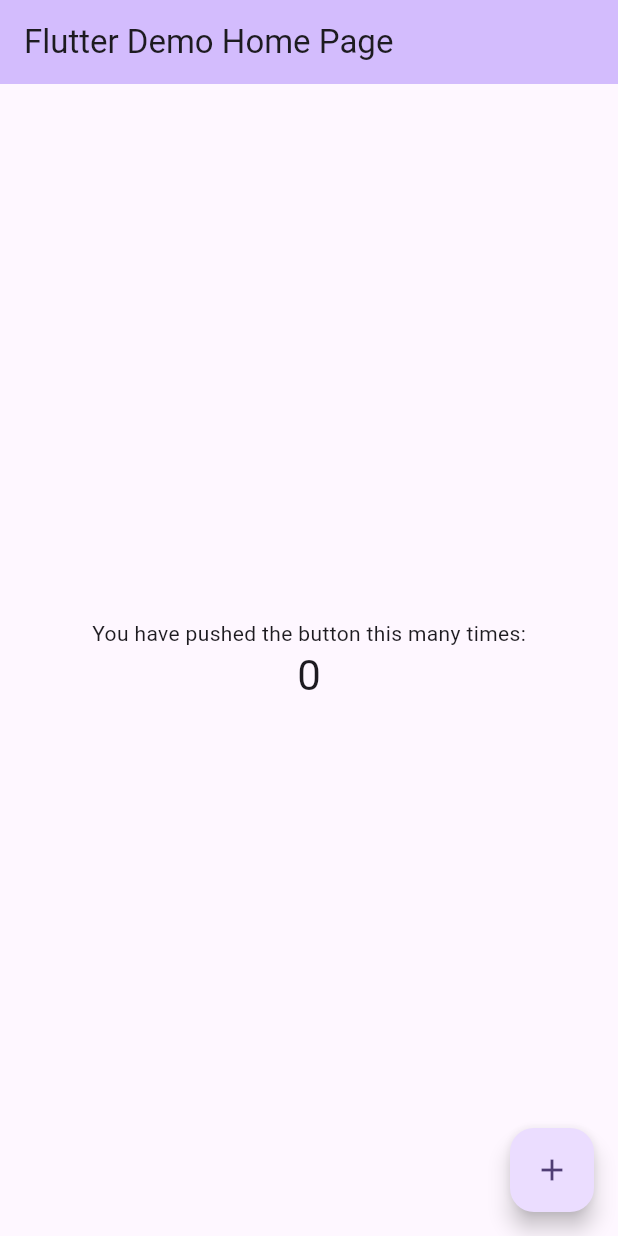
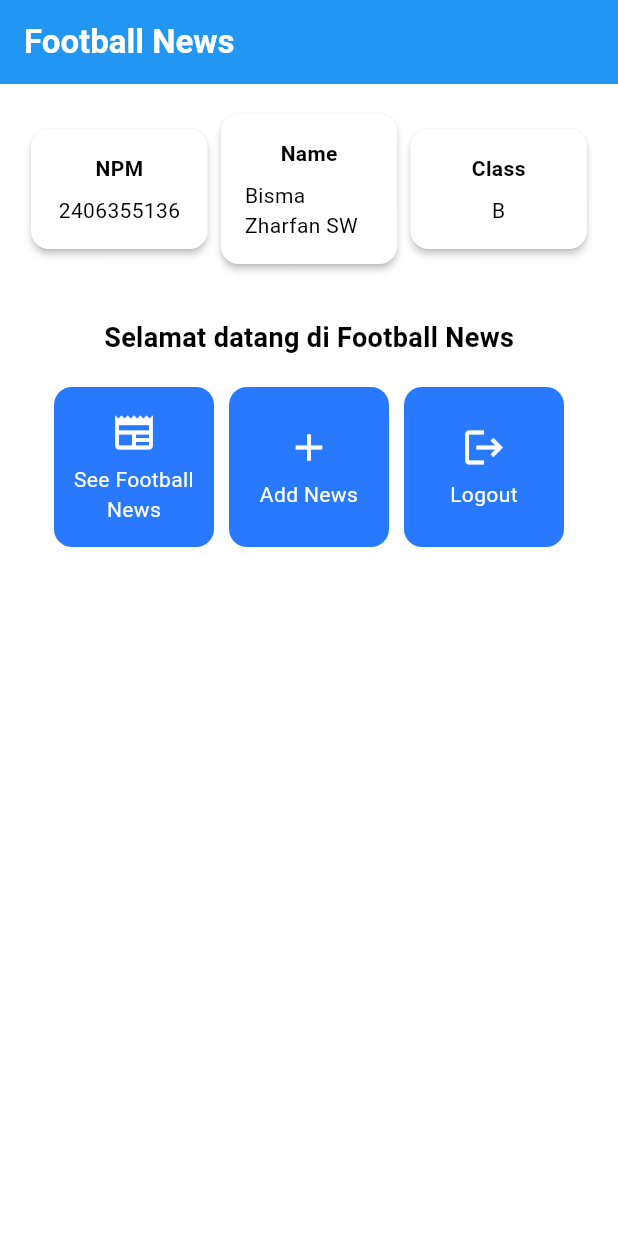
Before and after one commit to satriobismaa/football-news-mobile, a Flutter app: the screen it shows after launch, on a phone screen of 412 x 824 dp. Run offline on Flutter 3.47's test engine with Material 3 defaults, Android fonts, the phone set to English and light mode, and no system bars.

Commit message:
tutorial 6 selesai

```diff
--- a/lib/main.dart
+++ b/lib/main.dart
@@ -1,4 +1,5 @@
 import 'package:flutter/material.dart';
+import 'package:football_news/menu.dart';
 
 void main() {
   runApp(const MyApp());
@@ -28,95 +29,9 @@ class MyApp extends StatelessWidget {
         //
         // This works for code too, not just values: Most code changes can be
         // tested with just a hot reload.
-        colorScheme: ColorScheme.fromSeed(seedColor: Colors.deepPurple),
+         colorScheme: ColorScheme.fromSwatch(primarySwatch: Colors.blue).copyWith(secondary: Colors.blueAccent[400]),
       ),
-      home: const MyHomePage(title: 'Flutter Demo Home Page'),
+      home: MyHomePage(),
     );
   }
 }
-
-class MyHomePage extends StatefulWidget {
-  const MyHomePage({super.key, required this.title});
-
-  // This widget is the home page of your application. It is stateful, meaning
-  // that it has a State object (defined below) that contains fields that affect
-  // how it looks.
-
-  // This class is the configuration for the state. It holds the values (in this
-  // case the title) provided by the parent (in this case the App widget) and
-  // used by the build method of the State. Fields in a Widget subclass are
-  // always marked "final".
-
-  final String title;
-
-  @override
-  State<MyHomePage> createState() => _MyHomePageState();
-}
-
-class _MyHomePageState extends State<MyHomePage> {
-  int _counter = 0;
-
-  void _incrementCounter() {
-    setState(() {
-      // This call to setState tells the Flutter framework that something has
-      // changed in this State, which causes it to rerun the build method below
-      // so that the display can reflect the updated values. If we changed
-      // _counter without calling setState(), then the build method would not be
-      // called again, and so nothing would appear to happen.
-      _counter++;
-    });
-  }
-
-  @override
-  Widget build(BuildContext context) {
-    // This method is rerun every time setState is called, for instance as done
-    // by the _incrementCounter method above.
-    //
-    // The Flutter framework has been optimized to make rerunning build methods
-    // fast, so that you can just rebuild anything that needs updating rather
-    // than having to individually change instances of widgets.
-    return Scaffold(
-      appBar: AppBar(
-        // TRY THIS: Try changing the color here to a specific color (to
-        // Colors.amber, perhaps?) and trigger a hot reload to see the AppBar
-        // change color while the other colors stay the same.
-        backgroundColor: Theme.of(context).colorScheme.inversePrimary,
-        // Here we take the value from the MyHomePage object that was created by
-        // the App.build method, and use it to set our appbar title.
-        title: Text(widget.title),
-      ),
-      body: Center(
-        // Center is a layout widget. It takes a single child and positions it
-        // in the middle of the parent.
-        child: Column(
-          // Column is also a layout widget. It takes a list of children and
-          // arranges them vertically. By default, it sizes itself to fit its
-          // children horizontally, and tries to be as tall as its parent.
-          //
-          // Column has various properties to control how it sizes itself and
-          // how it positions its children. Here we use mainAxisAlignment to
-          // center the children vertically; the main axis here is the vertical
-          // axis because Columns are vertical (the cross axis would be
-          // horizontal).
-          //
-          // TRY THIS: Invoke "debug painting" (choose the "Toggle Debug Paint"
-          // action in the IDE, or press "p" in the console), to see the
-          // wireframe for each widget.
-          mainAxisAlignment: MainAxisAlignment.center,
-          children: <Widget>[
-            const Text('You have pushed the button this many times:'),
-            Text(
-              '$_counter',
-              style: Theme.of(context).textTheme.headlineMedium,
-            ),
-          ],
-        ),
-      ),
-      floatingActionButton: FloatingActionButton(
-        onPressed: _incrementCounter,
-        tooltip: 'Increment',
-        child: const Icon(Icons.add),
-      ), // This trailing comma makes auto-formatting nicer for build methods.
-    );
-  }
-}
--- /dev/null
+++ b/lib/menu.dart
@@ -0,0 +1,187 @@
+import 'package:flutter/material.dart';
+
+class MyHomePage extends StatelessWidget {
+  MyHomePage({super.key});
+
+  final String nama = "Bisma Zharfan SW"; //nama
+  final String npm = "2406355136"; //npm
+  final String kelas = "B";//kelas
+  final List<ItemHomepage> items = [
+    ItemHomepage("See Football News", Icons.newspaper),
+    ItemHomepage("Add News", Icons.add),
+    ItemHomepage("Logout", Icons.logout),
+  ];
+
+  @override
+  Widget build(BuildContext context) {
+    // Scaffold menyediakan struktur dasar halaman dengan AppBar dan body.
+    return Scaffold(
+      // AppBar adalah bagian atas halaman yang menampilkan judul.
+      appBar: AppBar(
+        // Judul aplikasi "Football News" dengan teks putih dan tebal.
+        title: const Text(
+          'Football News',
+          style: TextStyle(
+            color: Colors.white,
+            fontWeight: FontWeight.bold,
+          ),
+        ),
+        // Warna latar belakang AppBar diambil dari skema warna tema aplikasi.
+        backgroundColor: Theme.of(context).colorScheme.primary,
+      ),
+      // Body halaman dengan padding di sekelilingnya.
+      body: Padding(
+        padding: const EdgeInsets.all(16.0),
+        // Menyusun widget secara vertikal dalam sebuah kolom.
+        child: Column(
+          crossAxisAlignment: CrossAxisAlignment.center,
+          children: [
+            // Row untuk menampilkan 3 InfoCard secara horizontal.
+            Row(
+              mainAxisAlignment: MainAxisAlignment.spaceEvenly,
+              children: [
+                InfoCard(title: 'NPM', content: npm),
+                InfoCard(title: 'Name', content: nama),
+                InfoCard(title: 'Class', content: kelas),
+              ],
+            ),
+
+            // Memberikan jarak vertikal 16 unit.
+            const SizedBox(height: 16.0),
+
+            // Menempatkan widget berikutnya di tengah halaman.
+            Center(
+              child: Column(
+                // Menyusun teks dan grid item secara vertikal.
+
+                children: [
+                  // Menampilkan teks sambutan dengan gaya tebal dan ukuran 18.
+                  const Padding(
+                    padding: EdgeInsets.only(top: 16.0),
+                    child: Text(
+                      'Selamat datang di Football News',
+                      style: TextStyle(
+                        fontWeight: FontWeight.bold,
+                        fontSize: 18.0,
+                      ),
+                    ),
+                  ),
+
+                  // Grid untuk menampilkan ItemCard dalam bentuk grid 3 kolom.
+                  GridView.count(
+                    primary: true,
+                    padding: const EdgeInsets.all(20),
+                    crossAxisSpacing: 10,
+                    mainAxisSpacing: 10,
+                    crossAxisCount: 3,
+                    // Agar grid menyesuaikan tinggi kontennya.
+                    shrinkWrap: true,
+
+                    // Menampilkan ItemCard untuk setiap item dalam list items.
+                    children: items.map((ItemHomepage item) {
+                      return ItemCard(item);
+                    }).toList(),
+                  ),
+                ],
+              ),
+            ),
+          ],
+        ),
+      ),
+    );
+  }
+}
+
+class InfoCard extends StatelessWidget {
+  // Kartu informasi yang menampilkan title dan content.
+
+  final String title;  // Judul kartu.
+  final String content;  // Isi kartu.
+
+  const InfoCard({super.key, required this.title, required this.content});
+
+  @override
+  Widget build(BuildContext context) {
+    return Card(
+      // Membuat kotak kartu dengan bayangan dibawahnya.
+      elevation: 2.0,
+      child: Container(
+        // Mengatur ukuran dan jarak di dalam kartu.
+        width: MediaQuery.of(context).size.width / 3.5, // menyesuaikan dengan lebar device yang digunakan.
+        padding: const EdgeInsets.all(16.0),
+        // Menyusun title dan content secara vertikal.
+        child: Column(
+          children: [
+            Text(
+              title,
+              style: const TextStyle(fontWeight: FontWeight.bold),
+            ),
+            const SizedBox(height: 8.0),
+            Text(content),
+          ],
+        ),
+      ),
+    );
+  }
+}
+
+class ItemHomepage {
+  final String name;
+  final IconData icon;
+
+  ItemHomepage(this.name, this.icon);
+}
+
+class ItemCard extends StatelessWidget {
+  // Menampilkan kartu dengan ikon dan nama.
+
+  final ItemHomepage item;
+
+  const ItemCard(this.item, {super.key});
+
+  @override
+  Widget build(BuildContext context) {
+    return Material(
+      // Menentukan warna latar belakang dari tema aplikasi.
+      color: Theme.of(context).colorScheme.secondary,
+      // Membuat sudut kartu melengkung.
+      borderRadius: BorderRadius.circular(12),
+
+      child: InkWell(
+        // Aksi ketika kartu ditekan.
+        onTap: () {
+          // Menampilkan pesan SnackBar saat kartu ditekan.
+          ScaffoldMessenger.of(context)
+            ..hideCurrentSnackBar()
+            ..showSnackBar(
+              SnackBar(content: Text("Kamu telah menekan tombol ${item.name}!"))
+            );
+        },
+        // Container untuk menyimpan Icon dan Text
+        child: Container(
+          padding: const EdgeInsets.all(8),
+          child: Center(
+            child: Column(
+              // Menyusun ikon dan teks di tengah kartu.
+              mainAxisAlignment: MainAxisAlignment.center,
+              children: [
+                Icon(
+                  item.icon,
+                  color: Colors.white,
+                  size: 30.0,
+                ),
+                const Padding(padding: EdgeInsets.all(3)),
+                Text(
+                  item.name,
+                  textAlign: TextAlign.center,
+                  style: const TextStyle(color: Colors.white),
+                ),
+              ],
+            ),
+          ),
+        ),
+      ),
+    );
+  }
+
+}
```
